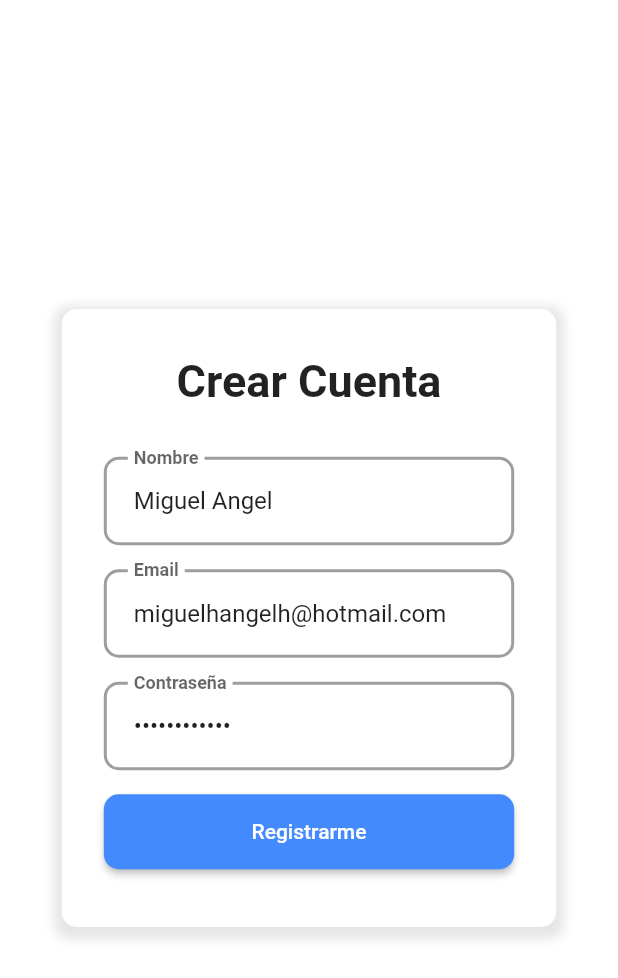
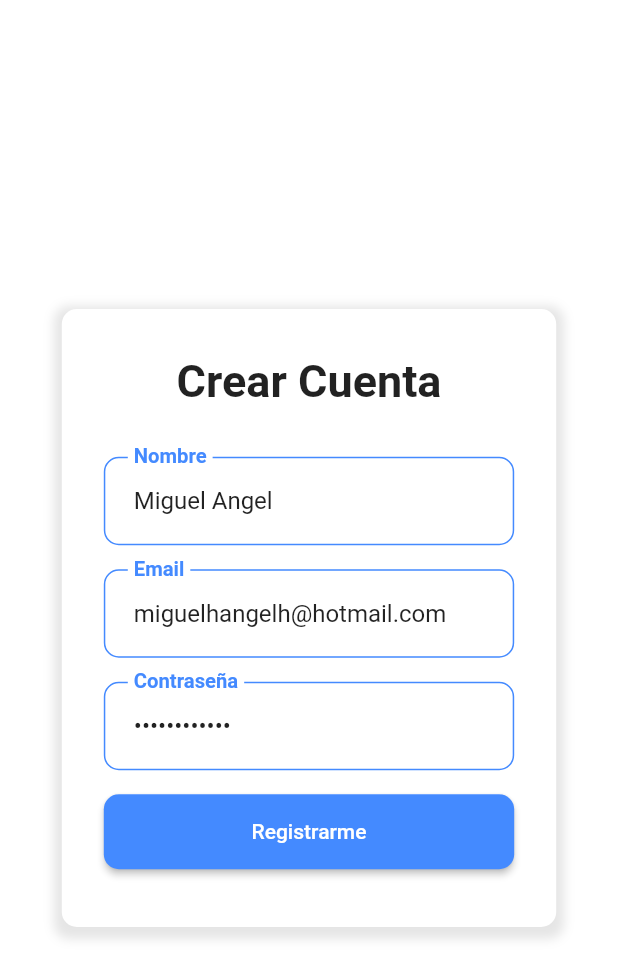
Before and after one commit to flutteresbolivia/uiux_textfield, a Flutter app: the screen it shows after launch, on a phone screen of 412 x 824 dp. Shown: the top 978 px of the screen. Run offline on Flutter 3.47's test engine with Material 2 defaults, Android fonts, the phone set to English and light mode, and no system bars.

Commit message:
First commit

```diff
--- a/lib/main.dart
+++ b/lib/main.dart
@@ -9,6 +9,7 @@ class MyApp extends StatelessWidget {
   @override
   Widget build(BuildContext context) {
     return MaterialApp(
+      debugShowCheckedModeBanner: false,
       title: 'Flutter UIUX',
       theme: ThemeData(),
       home: HomePage(),
--- a/lib/text_formfield.dart
+++ b/lib/text_formfield.dart
@@ -31,23 +31,25 @@ class MyTextFormField extends StatelessWidget {
           hintText: hintText,
           labelText: labelText,
           labelStyle: TextStyle(
-            fontWeight: FontWeight.bold,
-          ),
+              fontWeight: FontWeight.bold,
+              color: Colors.blueAccent,
+              fontSize: 18),
           contentPadding: EdgeInsets.all(20.0),
           enabledBorder: OutlineInputBorder(
             borderRadius: BorderRadius.circular(10),
-            borderSide: BorderSide(width: 2, color: Colors.grey.withOpacity(1)),
+            borderSide:
+                BorderSide(width: 1, color: Colors.blueAccent.withOpacity(1)),
           ),
           border: OutlineInputBorder(
             borderRadius: BorderRadius.circular(10),
-            borderSide: BorderSide(width: 2, color: Colors.blue.withOpacity(1)),
+            borderSide: BorderSide(width: 1, color: Colors.blue.withOpacity(1)),
           ),
           focusedBorder: OutlineInputBorder(
             borderRadius: BorderRadius.circular(10),
-            borderSide: BorderSide(width: 2, color: Colors.blue.withOpacity(1)),
+            borderSide: BorderSide(width: 1, color: Colors.blue.withOpacity(1)),
           ),
-          filled: true,
-          fillColor: Colors.white.withOpacity(1),
+          filled: false,
+          fillColor: Colors.blueAccent.withOpacity(0.1),
         ),
         keyboardType: isEmail ? TextInputType.emailAddress : TextInputType.text,
         obscureText: isPassword ? true : false,
```
